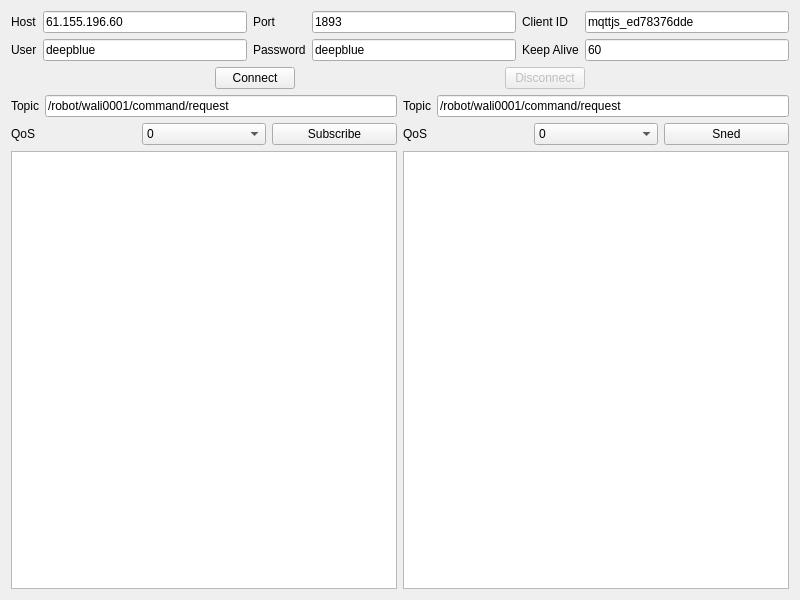
Above: mqttor/qmqttwidget.ui from hutpond/Qt before the change. Below: the same form after it.
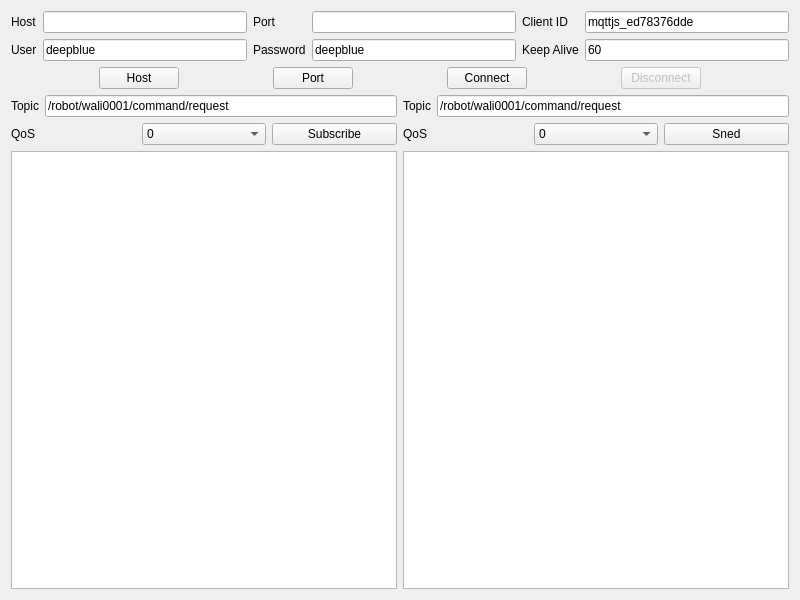
That is the form after the change.

Commit message: publisher & subcribe

```diff
--- a/mqttor/qmqttwidget.ui
+++ b/mqttor/qmqttwidget.ui
@@ -41,7 +41,7 @@
          <item>
           <widget class="QLineEdit" name="lineEdit_host">
            <property name="text">
-            <string>61.155.196.60</string>
+            <string/>
            </property>
           </widget>
          </item>
@@ -77,7 +77,7 @@
          <item>
           <widget class="QLineEdit" name="lineEdit_port">
            <property name="text">
-            <string>1893</string>
+            <string/>
            </property>
           </widget>
          </item>
@@ -143,6 +143,46 @@
          </property>
         </spacer>
        </item>
+       <item>
+        <widget class="QPushButton" name="pushButton_connect_3">
+         <property name="text">
+          <string>Host</string>
+         </property>
+        </widget>
+       </item>
+       <item>
+        <spacer name="horizontalSpacer_4">
+         <property name="orientation">
+          <enum>Qt::Horizontal</enum>
+         </property>
+         <property name="sizeHint" stdset="0">
+          <size>
+           <width>40</width>
+           <height>20</height>
+          </size>
+         </property>
+        </spacer>
+       </item>
+       <item>
+        <widget class="QPushButton" name="pushButton_connect_2">
+         <property name="text">
+          <string>Port</string>
+         </property>
+        </widget>
+       </item>
+       <item>
+        <spacer name="horizontalSpacer_5">
+         <property name="orientation">
+          <enum>Qt::Horizontal</enum>
+         </property>
+         <property name="sizeHint" stdset="0">
+          <size>
+           <width>40</width>
+           <height>20</height>
+          </size>
+         </property>
+        </spacer>
+       </item>
        <item>
         <widget class="QPushButton" name="pushButton_connect">
          <property name="text">
```
The commit also changes 2 other files.
